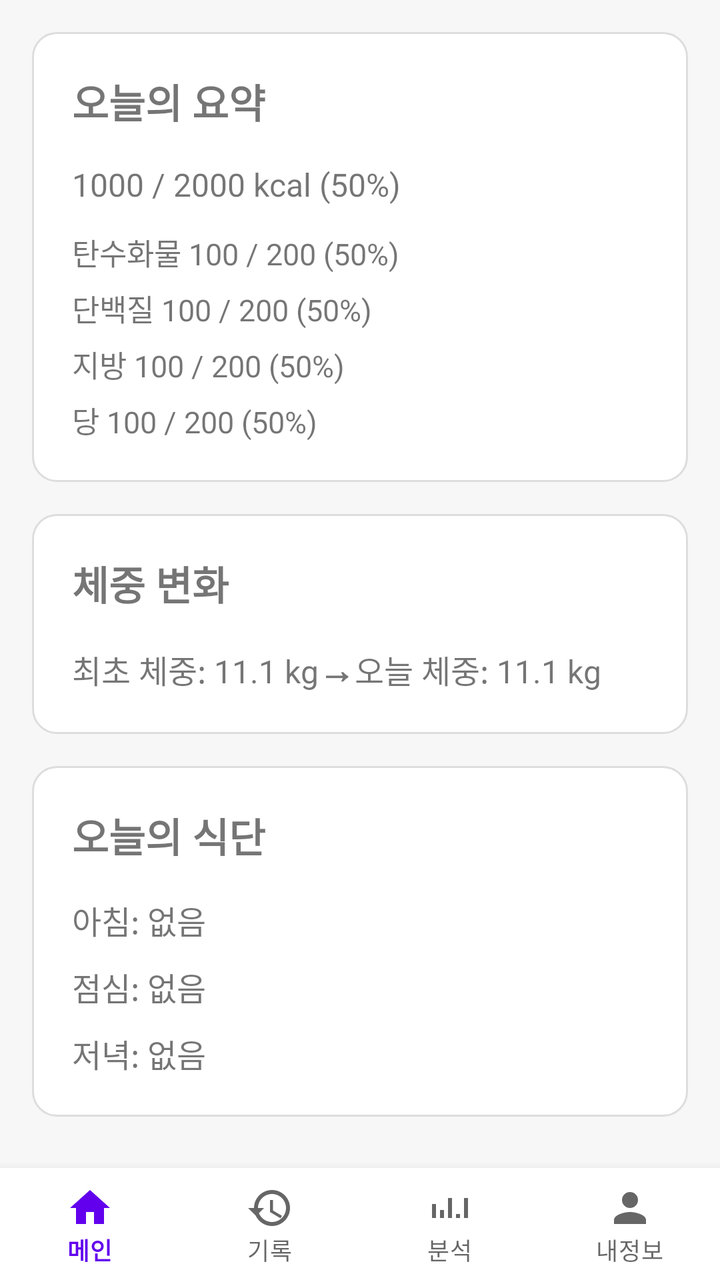
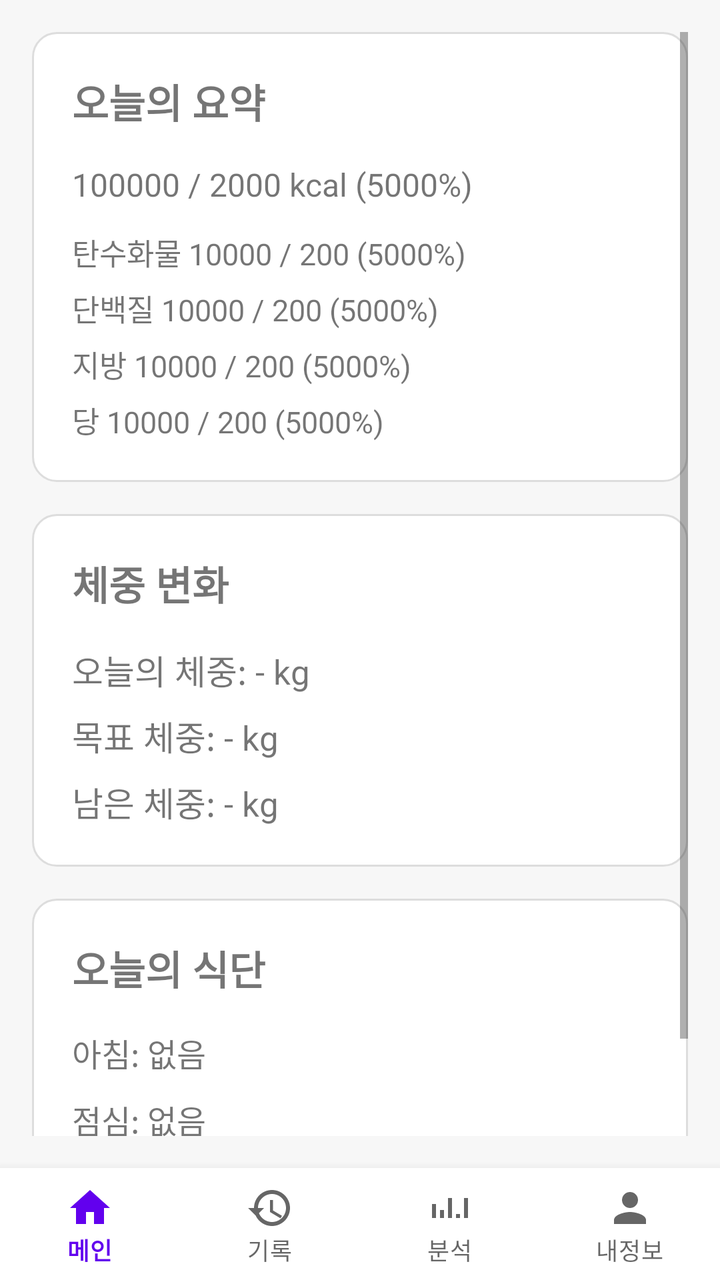

Before-and-after screenshots of an Android layout around one commit, followed by the original layout XML and the change that was made.
<!-- AndroidManifest.xml: activity theme Theme.MaterialComponents.DayNight.NoActionBar -->
<!-- res/layout/activity_main.xml -->
<?xml version="1.0" encoding="utf-8"?>
<LinearLayout xmlns:android="http://schemas.android.com/apk/res/android"
    xmlns:app="http://schemas.android.com/apk/res-auto"
    xmlns:tools="http://schemas.android.com/tools"
    android:layout_width="match_parent"
    android:layout_height="match_parent"
    android:orientation="vertical"
    android:background="#F7F7F7"
    tools:context=".main.MainActivity">

    
    <ScrollView
        android:layout_width="match_parent"
        android:layout_height="0dp"
        android:layout_weight="1"
        android:padding="16dp">

        <LinearLayout
            android:layout_width="match_parent"
            android:layout_height="wrap_content"
            android:orientation="vertical">

            
            <LinearLayout
                android:layout_width="match_parent"
                android:layout_height="wrap_content"
                android:padding="20dp"
                android:orientation="vertical"
                android:background="@drawable/card_bg"
                android:layout_marginBottom="16dp">

                <TextView
                    android:layout_width="wrap_content"
                    android:layout_height="wrap_content"
                    android:text="오늘의 요약"
                    android:textSize="20sp"
                    android:textStyle="bold"
                    android:layout_marginBottom="16dp" />

                <TextView
                    android:id="@+id/tvTodayCalorie"
                    android:layout_width="wrap_content"
                    android:layout_height="wrap_content"
                    android:text="1000 / 2000 kcal (50%)"
                    android:textSize="16sp"
                    android:layout_marginBottom="12dp" />

                <LinearLayout
                    android:layout_width="match_parent"
                    android:layout_height="wrap_content"
                    android:orientation="vertical">

                    <TextView
                        android:id="@+id/tvCarb"
                        android:layout_width="wrap_content"
                        android:layout_height="wrap_content"
                        android:text="탄수화물 100 / 200 (50%)"
                        android:textSize="15sp"
                        android:layout_marginBottom="6dp"/>

                    <TextView
                        android:id="@+id/tvProtein"
                        android:layout_width="wrap_content"
                        android:layout_height="wrap_content"
                        android:text="단백질 100 / 200 (50%)"
                        android:textSize="15sp"
                        android:layout_marginBottom="6dp"/>

                    <TextView
                        android:id="@+id/tvFat"
                        android:layout_width="wrap_content"
                        android:layout_height="wrap_content"
                        android:text="지방 100 / 200 (50%)"
                        android:textSize="15sp"
                        android:layout_marginBottom="6dp"/>

                    <TextView
                        android:id="@+id/tvSugar"
                        android:layout_width="wrap_content"
                        android:layout_height="wrap_content"
                        android:text="당 100 / 200 (50%)"
                        android:textSize="15sp"/>
                </LinearLayout>

            </LinearLayout>

            
            <LinearLayout
                android:layout_width="match_parent"
                android:layout_height="wrap_content"
                android:padding="20dp"
                android:orientation="vertical"
                android:background="@drawable/card_bg"
                android:layout_marginBottom="16dp">

                <TextView
                    android:layout_width="wrap_content"
                    android:layout_height="wrap_content"
                    android:text="체중 변화"
                    android:textSize="20sp"
                    android:textStyle="bold"
                    android:layout_marginBottom="16dp"/>

                <LinearLayout
                    android:layout_width="match_parent"
                    android:layout_height="wrap_content"
                    android:orientation="horizontal">

                    <TextView
                        android:id="@+id/tvStartWeight"
                        android:layout_width="wrap_content"
                        android:layout_height="wrap_content"
                        android:text="최초 체중: 11.1 kg"
                        android:textSize="16sp"/>

                    <TextView
                        android:layout_width="wrap_content"
                        android:layout_height="wrap_content"
                        android:text="→"
                        android:textSize="18sp"
                        android:textStyle="bold"/>

                    <TextView
                        android:id="@+id/tvTodayWeight"
                        android:layout_width="wrap_content"
                        android:layout_height="wrap_content"
                        android:text="오늘 체중: 11.1 kg"
                        android:textSize="16sp"/>
                </LinearLayout>

            </LinearLayout>

            
            <LinearLayout
                android:layout_width="match_parent"
                android:layout_height="wrap_content"
                android:padding="20dp"
                android:orientation="vertical"
                android:background="@drawable/card_bg"
                android:layout_marginBottom="16dp">

                <TextView
                    android:layout_width="wrap_content"
                    android:layout_height="wrap_content"
                    android:text="오늘의 식단"
                    android:textSize="20sp"
                    android:textStyle="bold"
                    android:layout_marginBottom="16dp"/>

                <TextView
                    android:id="@+id/tvFoodBreakfast"
                    android:layout_width="wrap_content"
                    android:layout_height="wrap_content"
                    android:text="아침: 없음"
                    android:textSize="16sp"
                    android:layout_marginBottom="10dp"/>

                <TextView
                    android:id="@+id/tvFoodLunch"
                    android:layout_width="wrap_content"
                    android:layout_height="wrap_content"
                    android:text="점심: 없음"
                    android:textSize="16sp"
                    android:layout_marginBottom="10dp"/>

                <TextView
                    android:id="@+id/tvFoodDinner"
                    android:layout_width="wrap_content"
                    android:layout_height="wrap_content"
                    android:text="저녁: 없음"
                    android:textSize="16sp"/>

            </LinearLayout>

        </LinearLayout>
    </ScrollView>

    
    <com.google.android.material.bottomnavigation.BottomNavigationView
        android:id="@+id/bottomNavigationView"
        android:layout_width="match_parent"
        android:layout_height="wrap_content"
        android:background="@android:color/white"
        app:menu="@menu/bottom_nav_menu"
        app:labelVisibilityMode="labeled" />

</LinearLayout>
<!-- resources referenced by this layout -->
<resources>
  <!-- drawable card_bg (drawable) -->
  <shape xmlns:android="http://schemas.android.com/apk/res/android"
      android:shape="rectangle">
      <solid android:color="@android:color/white"/>
      <corners android:radius="12dp"/>
      <padding
          android:left="16dp"
          android:top="16dp"
          android:right="16dp"
          android:bottom="16dp" />
      <stroke
          android:width="1dp"
          android:color="#DDDDDD"/>
  </shape>
</resources>

<!-- the commit's change to res/layout/activity_main.xml (unified diff, before → after) -->
@@ -41,7 +41,7 @@
                     android:id="@+id/tvTodayCalorie"
                     android:layout_width="wrap_content"
                     android:layout_height="wrap_content"
-                    android:text="1000 / 2000 kcal (50%)"
+                    android:text="100000 / 2000 kcal (5000%)"
                     android:textSize="16sp"
                     android:layout_marginBottom="12dp" />
 
@@ -54,7 +54,7 @@
                         android:id="@+id/tvCarb"
                         android:layout_width="wrap_content"
                         android:layout_height="wrap_content"
-                        android:text="탄수화물 100 / 200 (50%)"
+                        android:text="탄수화물 10000 / 200 (5000%)"
                         android:textSize="15sp"
                         android:layout_marginBottom="6dp"/>
 
@@ -62,7 +62,7 @@
                         android:id="@+id/tvProtein"
                         android:layout_width="wrap_content"
                         android:layout_height="wrap_content"
-                        android:text="단백질 100 / 200 (50%)"
+                        android:text="단백질 10000 / 200 (5000%)"
                         android:textSize="15sp"
                         android:layout_marginBottom="6dp"/>
 
@@ -70,7 +70,7 @@
                         android:id="@+id/tvFat"
                         android:layout_width="wrap_content"
                         android:layout_height="wrap_content"
-                        android:text="지방 100 / 200 (50%)"
+                        android:text="지방 10000 / 200 (5000%)"
                         android:textSize="15sp"
                         android:layout_marginBottom="6dp"/>
 
@@ -78,7 +78,7 @@
                         android:id="@+id/tvSugar"
                         android:layout_width="wrap_content"
                         android:layout_height="wrap_content"
-                        android:text="당 100 / 200 (50%)"
+                        android:text="당 10000 / 200 (5000%)"
                         android:textSize="15sp"/>
                 </LinearLayout>
 
@@ -101,33 +101,31 @@
                     android:textStyle="bold"
                     android:layout_marginBottom="16dp"/>
 
-                <LinearLayout
-                    android:layout_width="match_parent"
+                
+                <TextView
+                    android:id="@+id/tvTodayWeight"
+                    android:layout_width="wrap_content"
                     android:layout_height="wrap_content"
-                    android:orientation="horizontal">
+                    android:text="오늘의 체중: - kg"
+                    android:textSize="17sp"
+                    android:layout_marginBottom="8dp"/>
 
-                    <TextView
-                        android:id="@+id/tvStartWeight"
-                        android:layout_width="wrap_content"
-                        android:layout_height="wrap_content"
-                        android:text="최초 체중: 11.1 kg"
-                        android:textSize="16sp"/>
+                
+                <TextView
+                    android:id="@+id/tvGoalWeight"
+                    android:layout_width="wrap_content"
+                    android:layout_height="wrap_content"
+                    android:text="목표 체중: - kg"
+                    android:textSize="17sp"
+                    android:layout_marginBottom="8dp"/>
 
-                    <TextView
-                        android:layout_width="wrap_content"
-                        android:layout_height="wrap_content"
-                        android:text="→"
-                        android:textSize="18sp"
-                        android:textStyle="bold"/>
-
-                    <TextView
-                        android:id="@+id/tvTodayWeight"
-                        android:layout_width="wrap_content"
-                        android:layout_height="wrap_content"
-                        android:text="오늘 체중: 11.1 kg"
-                        android:textSize="16sp"/>
-                </LinearLayout>
-
+                
+                <TextView
+                    android:id="@+id/tvWeightDiff"
+                    android:layout_width="wrap_content"
+                    android:layout_height="wrap_content"
+                    android:text="남은 체중: - kg"
+                    android:textSize="17sp"/>
             </LinearLayout>
 
             
@@ -169,7 +167,6 @@
                     android:layout_height="wrap_content"
                     android:text="저녁: 없음"
                     android:textSize="16sp"/>
-
             </LinearLayout>
 
         </LinearLayout>
